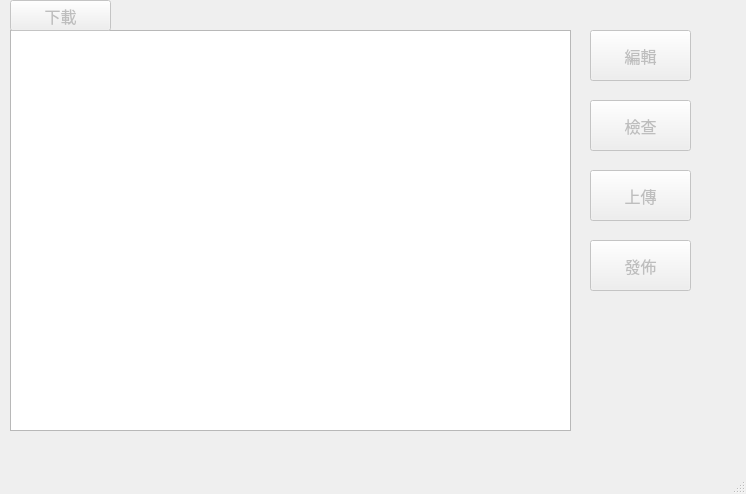
This is gui/us01/form_us01.ui in rogers228/ispc_maintain as Qt 5 draws it before an edit. The edited form follows.
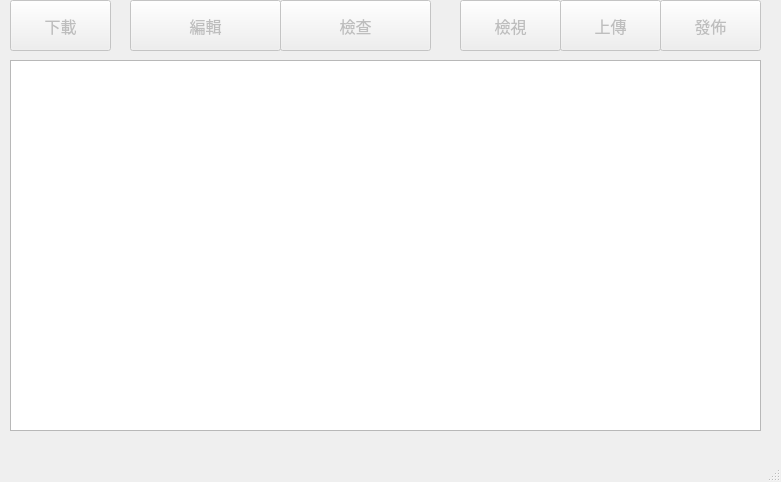
This is the edited form.

Diff of the .ui file:
```diff
--- a/gui/us01/form_us01.ui
+++ b/gui/us01/form_us01.ui
@@ -6,8 +6,8 @@
    <rect>
     <x>0</x>
     <y>0</y>
-    <width>746</width>
-    <height>494</height>
+    <width>781</width>
+    <height>482</height>
    </rect>
   </property>
   <property name="windowTitle">
@@ -21,9 +21,9 @@
     <property name="geometry">
      <rect>
       <x>10</x>
-      <y>30</y>
-      <width>561</width>
-      <height>401</height>
+      <y>60</y>
+      <width>751</width>
+      <height>371</height>
      </rect>
     </property>
     <property name="font">
@@ -42,9 +42,9 @@
     </property>
     <property name="geometry">
      <rect>
-      <x>590</x>
-      <y>30</y>
-      <width>101</width>
+      <x>130</x>
+      <y>0</y>
+      <width>151</width>
       <height>51</height>
      </rect>
     </property>
@@ -70,9 +70,9 @@
     </property>
     <property name="geometry">
      <rect>
-      <x>590</x>
-      <y>100</y>
-      <width>101</width>
+      <x>280</x>
+      <y>0</y>
+      <width>151</width>
       <height>51</height>
      </rect>
     </property>
@@ -98,8 +98,8 @@
     </property>
     <property name="geometry">
      <rect>
-      <x>590</x>
-      <y>170</y>
+      <x>560</x>
+      <y>0</y>
       <width>101</width>
       <height>51</height>
      </rect>
@@ -126,8 +126,8 @@
     </property>
     <property name="geometry">
      <rect>
-      <x>590</x>
-      <y>240</y>
+      <x>660</x>
+      <y>0</y>
       <width>101</width>
       <height>51</height>
      </rect>
@@ -157,7 +157,7 @@
       <x>10</x>
       <y>0</y>
       <width>101</width>
-      <height>31</height>
+      <height>51</height>
      </rect>
     </property>
     <property name="font">
@@ -176,6 +176,34 @@
      <string>下載</string>
     </property>
    </widget>
+   <widget class="QPushButton" name="pd_preview">
+    <property name="enabled">
+     <bool>false</bool>
+    </property>
+    <property name="geometry">
+     <rect>
+      <x>460</x>
+      <y>0</y>
+      <width>101</width>
+      <height>51</height>
+     </rect>
+    </property>
+    <property name="font">
+     <font>
+      <family>新細明體</family>
+      <pointsize>12</pointsize>
+     </font>
+    </property>
+    <property name="focusPolicy">
+     <enum>Qt::NoFocus</enum>
+    </property>
+    <property name="toolTip">
+     <string>檢視完整樹狀資料</string>
+    </property>
+    <property name="text">
+     <string>檢視</string>
+    </property>
+   </widget>
   </widget>
   <widget class="QMenuBar" name="menubar">
    <property name="geometry">
```
Left out of the diff: 2 changed lines with no effect on the pictures.
